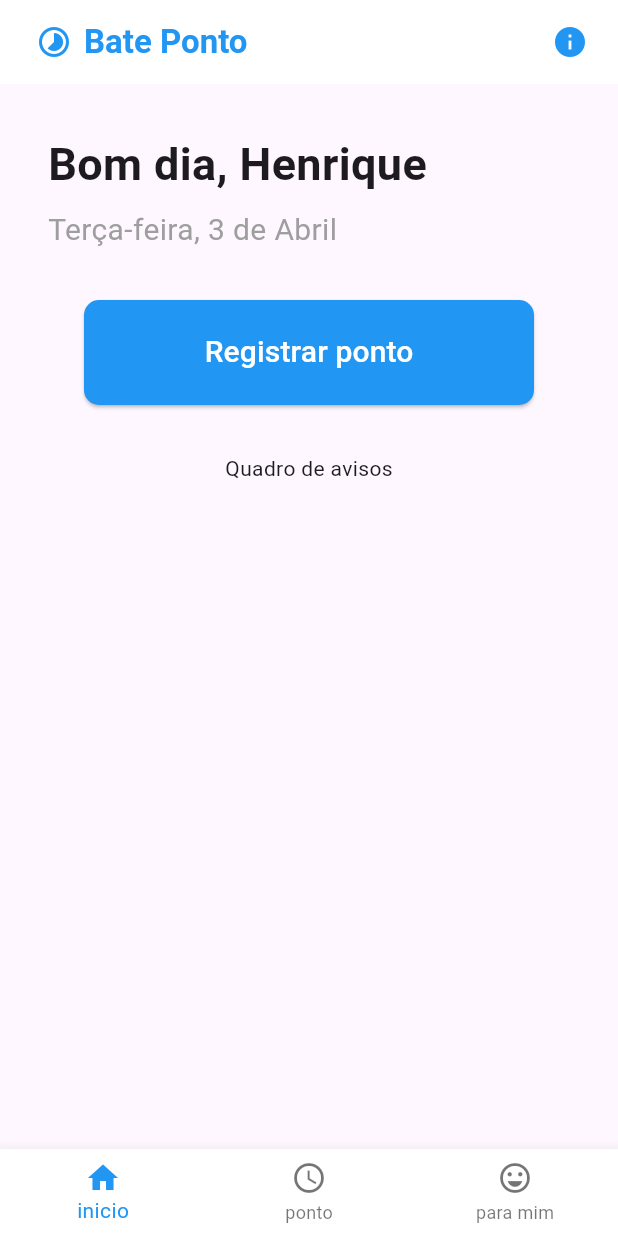
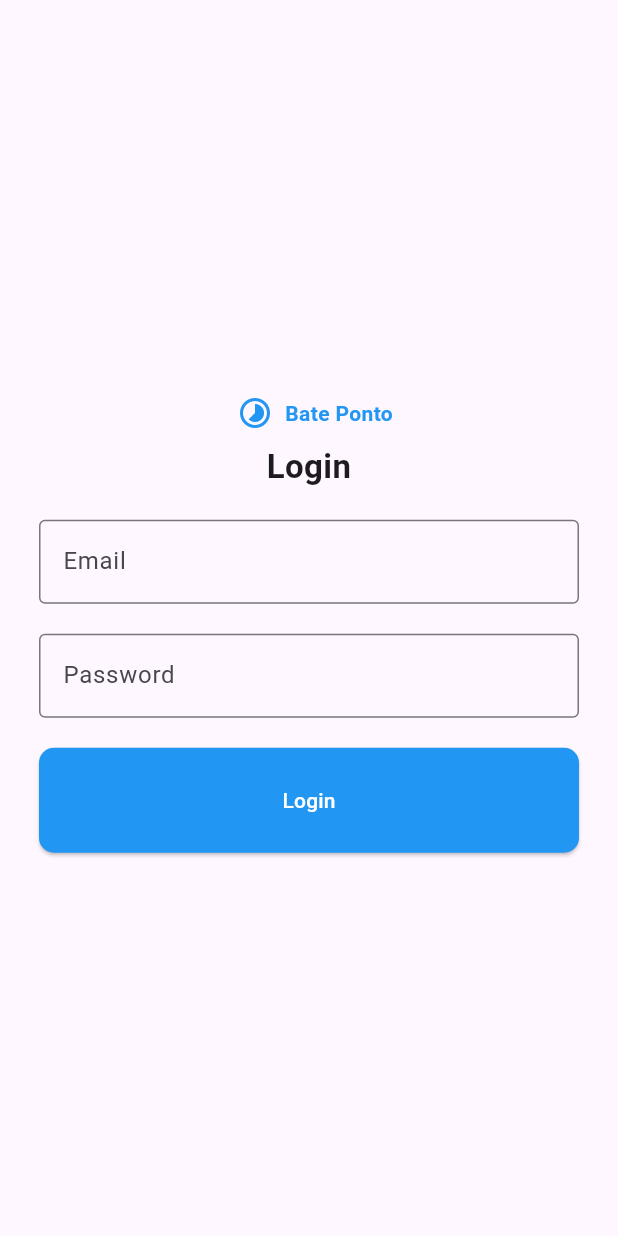
Before and after one commit to henriquenicolli/app_bate_ponto, a Flutter app: the screen it shows after launch, on a phone screen of 412 x 824 dp. Run offline on Flutter 3.47's test engine with Material 3 defaults, Android fonts, the phone set to English and light mode, and no system bars; our stand-ins replace flutter_map, latlong2, location; Roboto replaces fonts that are missing (NotoSans).

Commit message:
adicionado pages

```diff
--- a/lib/src/app.dart
+++ b/lib/src/app.dart
@@ -1,5 +1,5 @@
 import 'package:flutter/material.dart';
-import 'package:flutter_app_bate_ponto/src/widgets/navigation/navigation_bar.dart';
+import 'package:flutter_app_bate_ponto/src/pages/login_page.dart';
 import 'package:flutter/services.dart';
 
 class AppBarApp extends StatelessWidget {
@@ -9,8 +9,11 @@ class AppBarApp extends StatelessWidget {
   Widget build(BuildContext context) {
     SystemChrome.setPreferredOrientations([DeviceOrientation.portraitUp]);
 
-    return const MaterialApp(
-      home: CustomNavigationBar(),
+    return MaterialApp(
+      theme: ThemeData(
+        primarySwatch: Colors.blue, // Define a cor padrão para azul
+      ),
+      home: const LoginPage(),
     );
   }
 }
--- a/lib/src/configuration/api_config_defaults.dart
+++ b/lib/src/configuration/api_config_defaults.dart
@@ -1,6 +1,7 @@
 class ApiConfig {
   static const String _basePath = 'https://api.example.com/';
   static const String _testPath = 'http://localhost:10000/';
+  static bool isTestMode = true;
 
   static const String _registrarPontoPathPOST = 'v1/bateponto/registrar';
   static const String _registroPontoSnapshotGET =
@@ -26,6 +27,4 @@ class ApiConfig {
   static String get getRegistroPontoMes {
     return _apiUrl + _registrosPontoMesGET;
   }
-
-  static bool isTestMode = true;
 }
--- /dev/null
+++ b/lib/src/pages/login_page.dart
@@ -0,0 +1,96 @@
+import 'package:flutter/material.dart';
+import 'package:flutter_app_bate_ponto/src/widgets/navigation/navigation_bar.dart';
+
+import '../configuration/app_layout_defaults.dart';
+
+class LoginPage extends StatefulWidget {
+  const LoginPage({super.key});
+  @override
+  State<LoginPage> createState() => _LoginPageState();
+}
+
+class _LoginPageState extends State<LoginPage> {
+  @override
+  Widget build(BuildContext context) {
+    return MaterialApp(
+      debugShowCheckedModeBanner: false,
+      home: Scaffold(
+        body: Center(
+          child: Container(
+            padding: const EdgeInsets.all(20),
+            constraints: const BoxConstraints(maxWidth: 400),
+            child: Column(
+              mainAxisAlignment: MainAxisAlignment.center,
+              crossAxisAlignment: CrossAxisAlignment.stretch,
+              children: [
+                const Row(
+                  mainAxisAlignment: MainAxisAlignment.center,
+                  children: [
+                    Padding(
+                      padding: EdgeInsets.all(8.0),
+                      child: Icon(
+                        Icons.timelapse,
+                        color: AppLayoutDefaults.secondaryColor,
+                      ),
+                    ),
+                    Text(
+                      'Bate Ponto',
+                      style: TextStyle(
+                          fontFamily: AppLayoutDefaults.fontFamily,
+                          fontWeight: FontWeight.bold,
+                          color: AppLayoutDefaults.secondaryColor),
+                    ),
+                  ],
+                ),
+                const Text(
+                  'Login',
+                  style: TextStyle(fontSize: 22, fontWeight: FontWeight.bold),
+                  textAlign: TextAlign.center,
+                ),
+                const SizedBox(height: 20),
+                TextFormField(
+                  decoration: const InputDecoration(
+                    labelText: 'Email',
+                    border: OutlineInputBorder(),
+                  ),
+                ),
+                const SizedBox(height: 20),
+                TextFormField(
+                  obscureText: true,
+                  decoration: const InputDecoration(
+                    labelText: 'Password',
+                    border: OutlineInputBorder(),
+                  ),
+                ),
+                const SizedBox(height: 20),
+                SizedBox(
+                  width: 300,
+                  height: 70,
+                  child: ElevatedButton(
+                    style: ElevatedButton.styleFrom(
+                      backgroundColor: AppLayoutDefaults.secondaryColor,
+                      foregroundColor: Colors.white,
+                      padding: const EdgeInsets.symmetric(
+                          horizontal: 30, vertical: 10),
+                      shape: RoundedRectangleBorder(
+                        borderRadius: BorderRadius.circular(10),
+                      ),
+                    ),
+                    onPressed: () {
+                      Navigator.push(
+                        context,
+                        MaterialPageRoute(
+                            builder: (context) => const CustomNavigationBar()),
+                      );
+                    },
+                    child: Text('Login'),
+                  ),
+                ),
+              ],
+            ),
+          ),
+        ),
+      ),
+    );
+  }
+}
--- a/lib/src/pages/ponto_page.dart
+++ b/lib/src/pages/ponto_page.dart
@@ -1,4 +1,5 @@
 import 'package:flutter/material.dart';
+import 'package:flutter_app_bate_ponto/src/configuration/app_layout_defaults.dart';
 
 import 'package:flutter_app_bate_ponto/src/model/registro_ponto_snapshot.dart';
 import 'package:flutter_app_bate_ponto/src/services/api_request_service.dart';
@@ -43,7 +44,7 @@ class _PontoPageState extends State<PontoPage> {
               children: <Widget>[
                 Icon(
                   Icons.error_outline,
-                  color: Colors.red,
+                  color: AppLayoutDefaults.errorColor,
                   size: 50.0,
                 ),
                 Padding(
@@ -51,7 +52,7 @@ class _PontoPageState extends State<PontoPage> {
                   child: Text(
                     'Erro: falha ao carregar informações de ponto.',
                     style: TextStyle(
-                      color: Colors.red,
+                      color: AppLayoutDefaults.errorColor,
                       fontSize: 20.0,
                       fontWeight: FontWeight.bold,
                     ),
```
Also changed, not shown: lib/src/pages/atestados_licencas_page.dart (added, +18 -0 lines), lib/src/pages/ferias_page.dart (added, +18 -0 lines), lib/src/pages/para_mim_page.dart (+49 -20 lines), lib/src/pages/remuneracao_page.dart (added, +18 -0 lines), lib/src/widgets/navigation/navigation_bar.dart (+2 -6 lines).
